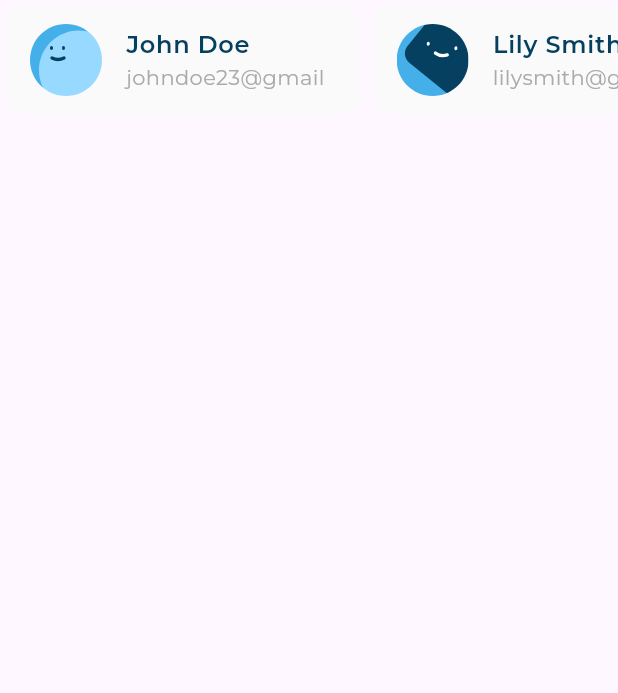
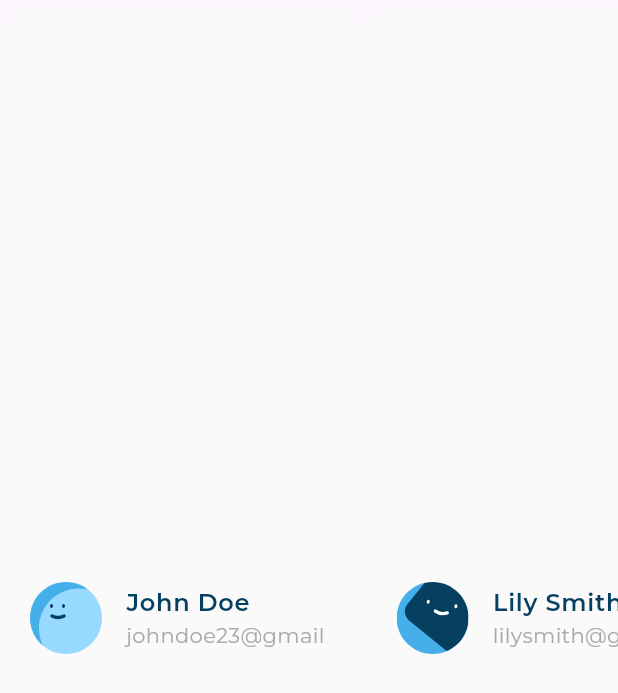
Before and after one commit to MahmoudAbuelazm/responsive_dash_board, a Flutter app: the LatestTransactionListView widget shown alone on an empty page, opened directly, on a phone screen of 412 x 824 dp. Shown: the top 693 px of the screen. Run offline on Flutter 3.47's test engine with Material 3 defaults, Android fonts, the phone set to English and light mode, and no system bars; our stand-ins replace flutter_svg, google_fonts.

Commit message:
Refactor LatestTransactionListView to use SingleChildScrollView and Row for improved layout; add crossAxisAlignment to LatestTransaction

```diff
--- a/lib/section/latest_transaction.dart
+++ b/lib/section/latest_transaction.dart
@@ -9,6 +9,7 @@ class LatestTransaction extends StatelessWidget {
   @override
   Widget build(BuildContext context) {
     return Column(
+      crossAxisAlignment: CrossAxisAlignment.start,
       children: [
         Text(
           'Latest Transaction',
--- a/lib/widgets/latest_transaction_list_view.dart
+++ b/lib/widgets/latest_transaction_list_view.dart
@@ -23,19 +23,31 @@ class LatestTransactionListView extends StatelessWidget {
 
   @override
   Widget build(BuildContext context) {
-    return SizedBox(
-      height: 80,
-      child: ListView.builder(
-        scrollDirection: Axis.horizontal,
-        itemCount: item.length,
-        itemBuilder: (context, index) {
+    return SingleChildScrollView(
+      scrollDirection: Axis.horizontal,
+      child: Row(
+        children: item.map((e) {
           return IntrinsicWidth(
             child: UserInfoListTile(
-              userInfoModel: item[index],
+              userInfoModel: e,
             ),
           );
-        },
+        }).toList(),
       ),
     );
+    // return SizedBox(
+    //   height: 80,
+    //   child: ListView.builder(
+    //     scrollDirection: Axis.horizontal,
+    //     itemCount: item.length,
+    //     itemBuilder: (context, index) {
+    //       return IntrinsicWidth(
+    //         child: UserInfoListTile(
+    //           userInfoModel: item[index],
+    //         ),
+    //       );
+    //     },
+    //   ),
+    // );
   }
 }
```
